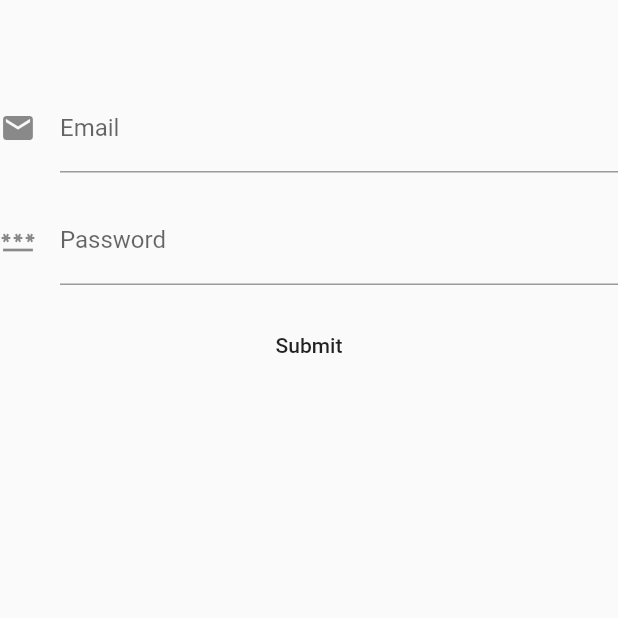
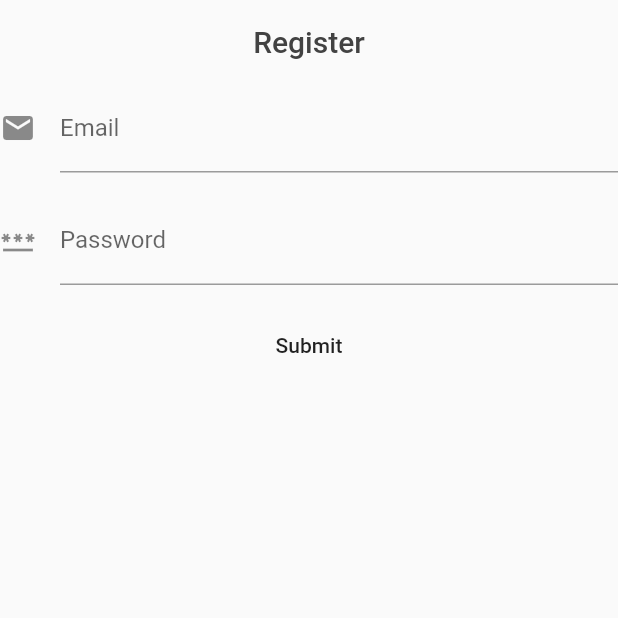
Before and after one commit to evanrooijen/cheers-flutter, a Flutter app: the RegisterScreen screen opened by its route, on a phone screen of 412 x 824 dp, the top half of it. Run offline on Flutter 3.47's test engine with Material 2 defaults, Android fonts, the phone set to English and light mode, and no system bars; drawn by our look-alikes of flutter_form_builder; our stand-ins replace bloc, firebase_auth, firebase_core, flutter_bloc, form_builder_validators, freezed_annotation and 1 more; accounts and stored records are empty; generated files the repository leaves out were written again.

Commit message:
chore: update AppBar

```diff
--- a/lib/login/view/login_screen.dart
+++ b/lib/login/view/login_screen.dart
@@ -8,7 +8,9 @@ class LoginScreen extends StatelessWidget {
   Widget build(BuildContext context) {
     return Scaffold(
       appBar: AppBar(
-        iconTheme: IconThemeData(color: Colors.grey.shade800),
+        title: const Text('Login'),
+        centerTitle: true,
+        foregroundColor: Colors.grey.shade800,
         elevation: 0,
         backgroundColor: Colors.transparent,
       ),
--- a/lib/register/view/register_screen.dart
+++ b/lib/register/view/register_screen.dart
@@ -10,7 +10,9 @@ class RegisterScreen extends StatelessWidget {
   Widget build(BuildContext context) {
     return Scaffold(
       appBar: AppBar(
-        iconTheme: IconThemeData(color: Colors.grey.shade800),
+        title: const Text('Register'),
+        centerTitle: true,
+        foregroundColor: Colors.grey.shade800,
         elevation: 0,
         backgroundColor: Colors.transparent,
       ),
```
Also changed, not shown: lib/home/home_screen.dart (+7 -1 lines).
